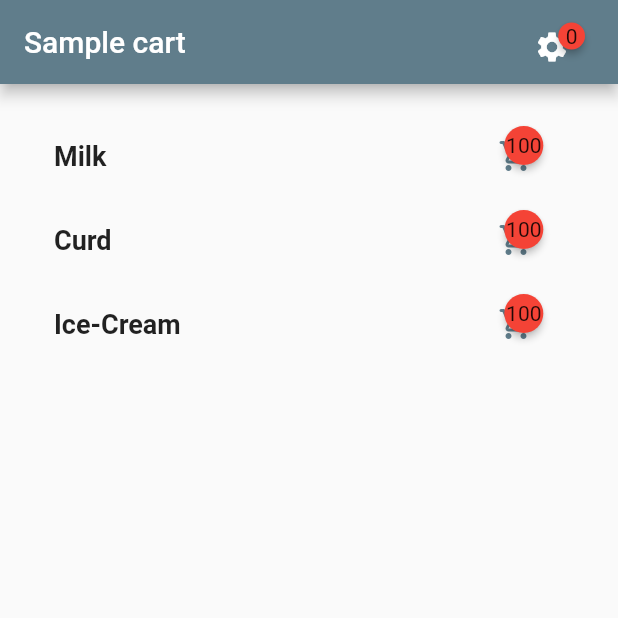
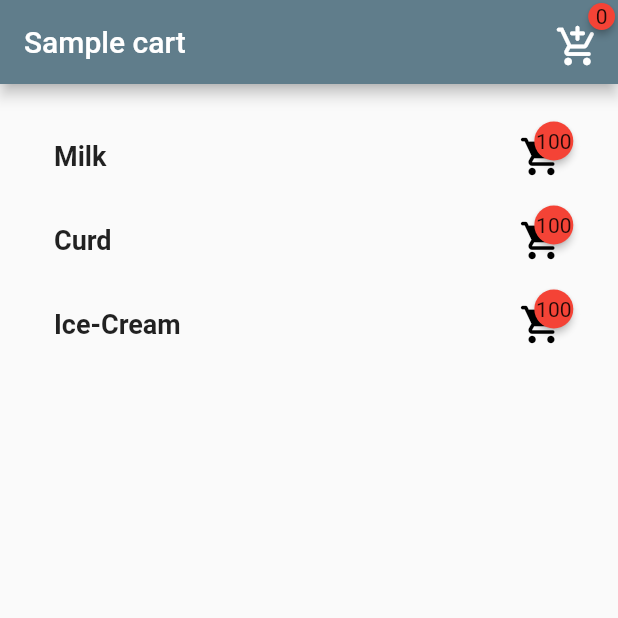
Before and after one commit to jishnu234/cart_ui, a Flutter app: the screen it shows after launch, on a phone screen of 412 x 824 dp, the top half of it. Run offline on Flutter 3.47's test engine with Material 2 defaults, Android fonts, the phone set to English and light mode, and no system bars; drawn by our look-alikes of badges.

Commit message:
badge animation removed and button replaced with gesture detectore

```diff
--- a/lib/pages/cart_page.dart
+++ b/lib/pages/cart_page.dart
@@ -10,12 +10,15 @@ class CartPage extends StatelessWidget {
             SafeArea(
               child: Padding(
                 padding: const EdgeInsets.only(right: 12.0, top: 6.0),
-                child: TextButton(
+                child: GestureDetector(
                   child: Badge(
+                    toAnimate: false,
                     badgeContent: Text(context.watch<Counter>().cartCount.toString()),
-                    child: Icon(Icons.settings, color: Colors.white,),
+                    child: Icon(Icons.add_shopping_cart_rounded,
+                     color: Colors.white,
+                    size: 30.0,),
                   ),
-                  onPressed: (){
+                  onTap: (){
                     context.read<Counter>().cartCount > 0 ? Navigator.push(context,
                     MaterialPageRoute(builder: (context) => CartShelf())): ScaffoldMessenger.of(context).showSnackBar(SnackBar(
                       content: Text('Cart is Empty'),
--- a/lib/widgets/item_list.dart
+++ b/lib/widgets/item_list.dart
@@ -1,6 +1,5 @@
 import 'package:flutter/material.dart';
 import 'package:cart_ui/widgets/widget_lib.dart';
-
 
 class ItemList extends StatelessWidget {
   const ItemList({
@@ -19,13 +18,18 @@ class ItemList extends StatelessWidget {
               fontSize: 18,
             ),
           ),
-          trailing: TextButton(
-            onPressed: context.watch<Counter>().milkCount > 0
+          trailing: GestureDetector(
+            onTap: context.watch<Counter>().milkCount > 0
                 ? context.read<Counter>().decMilk
                 : null,
             child: Badge(
+                toAnimate: false,
                 badgeContent: Text('${context.watch<Counter>().milkCount}'),
-                child: Icon(Icons.add_shopping_cart_rounded)),
+                child: Icon(
+                  Icons.shopping_cart_rounded,
+                  size: 30.0,
+                  color: Colors.black,
+                )),
           ),
         ),
         ListTile(
@@ -36,13 +40,15 @@ class ItemList extends StatelessWidget {
               fontSize: 18,
             ),
           ),
-          trailing: TextButton(
-            onPressed: context.watch<Counter>().curdCount > 0
+          trailing: GestureDetector(
+            onTap: context.watch<Counter>().curdCount > 0
                 ? context.read<Counter>().decCurd
                 : null,
             child: Badge(
+                toAnimate: false,
                 badgeContent: Text('${context.watch<Counter>().curdCount}'),
-                child: Icon(Icons.add_shopping_cart_rounded)),
+                child: Icon(Icons.shopping_cart_rounded,size: 30.0,
+                  color: Colors.black,),),
           ),
         ),
         ListTile(
@@ -53,14 +59,17 @@ class ItemList extends StatelessWidget {
               fontSize: 18,
             ),
           ),
-          trailing: TextButton(
-            onPressed: context.watch<Counter>().iceCreamCount > 0
+          trailing: GestureDetector(
+            onTap: context.watch<Counter>().iceCreamCount > 0
                 ? context.read<Counter>().decIce
                 : null,
             child: Badge(
+              toAnimate: false,
               badgeContent: Text('${context.watch<Counter>().iceCreamCount}'),
               child: Icon(
-                Icons.add_shopping_cart_rounded,
+                Icons.shopping_cart_rounded,
+                size: 30.0,
+                  color: Colors.black,
               ),
             ),
           ),
```
